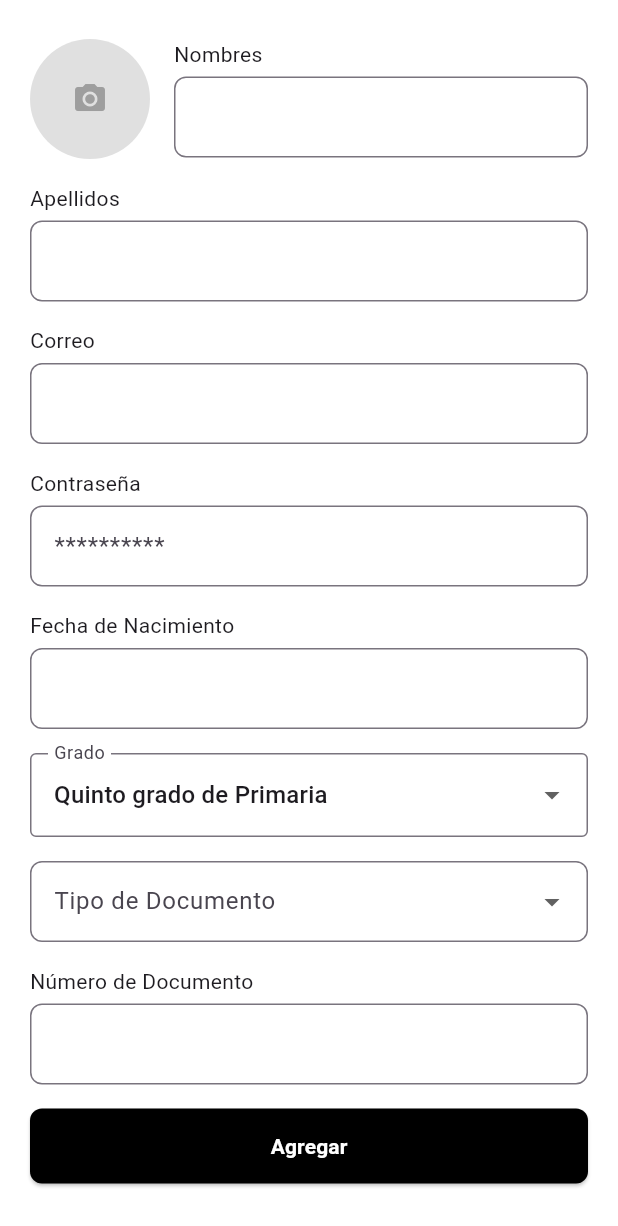
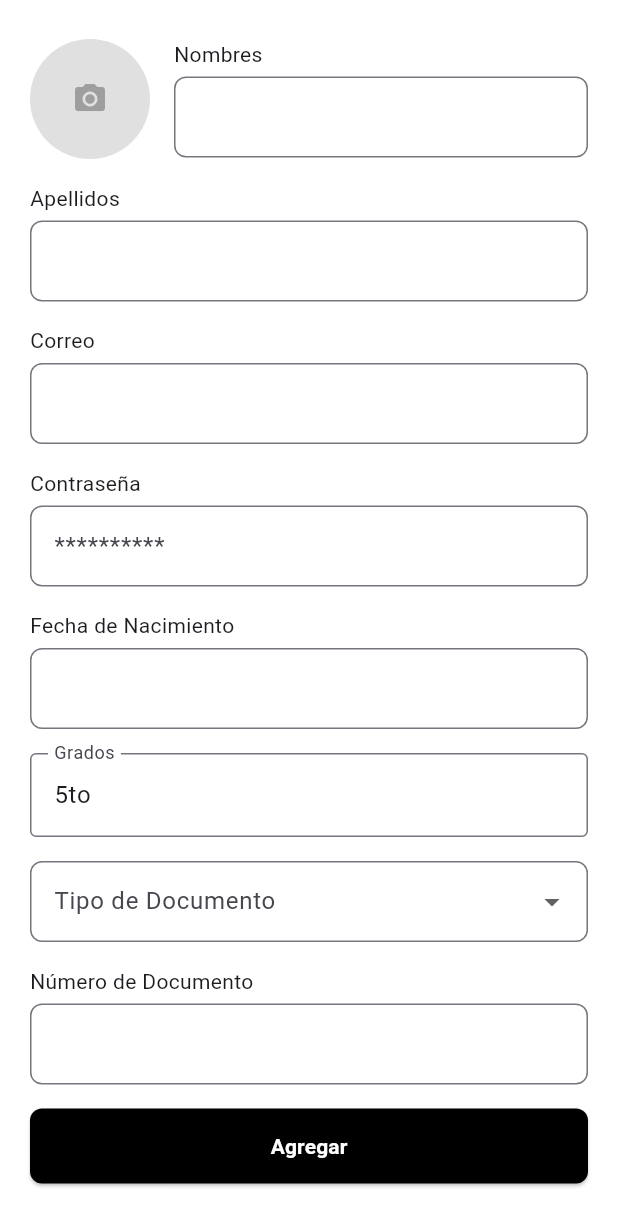
Before and after one commit to TP1202510024/MLTDAH-Frontend, a Flutter app: the AddTeacherView widget shown alone on an empty page, opened directly, on a phone screen of 412 x 824 dp. Shown: the top 1226 px of the screen. Run offline on Flutter 3.47's test engine with Material 3 defaults, Android fonts, the phone set to English and light mode, and no system bars; our stand-ins replace image_picker.

Commit message:
feature/HU-10 Grados para docentes

```diff
--- a/lib/screens/teacher/add_teacher_view.dart
+++ b/lib/screens/teacher/add_teacher_view.dart
@@ -23,17 +23,17 @@ class _AddTeacherViewState extends State<AddTeacherView> {
   final birthdateController = TextEditingController();
   final _emailController = TextEditingController();
 
-  String selectedGrade = "Quinto grado de Primaria";
+  List<String> selectedGrades = ["5to"];
   String selectedGender = "Hombre";
   File? selectedImage;
 
   final List<String> grades = [
-    "Primer grado de Primaria",
-    "Segundo grado de Primaria",
-    "Tercer grado de Primaria",
-    "Cuarto grado de Primaria",
-    "Quinto grado de Primaria",
-    "Sexto grado de Primaria",
+    "1ro",
+    "2do",
+    "3ro",
+    "4to",
+    "5to",
+    "6to",
   ];
 
   final List<String> _docTypes = ['DNI', 'Carné de Extranjería', 'Pasaporte'];
@@ -45,7 +45,6 @@ class _AddTeacherViewState extends State<AddTeacherView> {
 
   void _submit() {
     print("Estudiante: ${nameController.text} ${lastNameController.text}");
-    print("Grado: $selectedGrade, Género: $selectedGender");
     print("Foto: ${selectedImage?.path}");
     setState(() => currentStep = 1); // Mostrar éxito
   }
@@ -55,6 +54,59 @@ class _AddTeacherViewState extends State<AddTeacherView> {
     mainLayoutState?.setState(() {
       mainLayoutState.goTo(7);
     });
+  }
+
+  void _showGradeSelectionDialog() async {
+    final selected = await showDialog<List<String>>(
+      context: context,
+      builder: (context) {
+        final tempSelected = List<String>.from(selectedGrades);
+
+        return StatefulBuilder(
+          builder: (context, setState) {
+            return AlertDialog(
+              title: const Text("Selecciona uno o más grados"),
+              content: SingleChildScrollView(
+                child: Column(
+                  children: grades.map((grade) {
+                    final isSelected = tempSelected.contains(grade);
+                    return CheckboxListTile(
+                      value: isSelected,
+                      title: Text(grade),
+                      onChanged: (checked) {
+                        setState(() {
+                          if (checked == true) {
+                            tempSelected.add(grade);
+                          } else {
+                            tempSelected.remove(grade);
+                          }
+                        });
+                      },
+                    );
+                  }).toList(),
+                ),
+              ),
+              actions: [
+                TextButton(
+                  onPressed: () => Navigator.pop(context, null),
+                  child: const Text("Cancelar"),
+                ),
+                ElevatedButton(
+                  onPressed: () => Navigator.pop(context, tempSelected),
+                  child: const Text("Aceptar"),
+                ),
+              ],
+            );
+          },
+        );
+      },
+    );
+
+    if (selected != null) {
+      setState(() {
+        selectedGrades = selected;
+      });
+    }
   }
 
   @override
@@ -76,11 +128,11 @@ class _AddTeacherViewState extends State<AddTeacherView> {
               ),
               const SizedBox(width: 16),
               Expanded(
-                child: CustomTextField(label: "Nombres", controller: nameController),
+                child: CustomTextField(
+                    label: "Nombres", controller: nameController),
               ),
             ],
           ),
-
           const SizedBox(height: 16),
           CustomTextField(label: "Apellidos", controller: lastNameController),
           const SizedBox(height: 16),
@@ -99,19 +151,19 @@ class _AddTeacherViewState extends State<AddTeacherView> {
           CustomTextField(
               label: "Fecha de Nacimiento", controller: birthdateController),
           const SizedBox(height: 16),
-          DropdownButtonFormField<String>(
-            value: selectedGrade,
-            items: grades.map((grade) {
-              return DropdownMenuItem(value: grade, child: Text(grade));
-            }).toList(),
-            onChanged: (value) {
-              setState(() {
-                selectedGrade = value!;
-              });
-            },
-            decoration: const InputDecoration(
-              labelText: "Grado",
-              border: OutlineInputBorder(),
+          GestureDetector(
+            onTap: _showGradeSelectionDialog,
+            child: AbsorbPointer(
+              child: TextFormField(
+                decoration: const InputDecoration(
+                  labelText: "Grados",
+                  border: OutlineInputBorder(),
+                ),
+                controller: TextEditingController(
+                  text: selectedGrades.join(', '),
+                ),
+                readOnly: true,
+              ),
             ),
           ),
           const SizedBox(height: 16),
```
